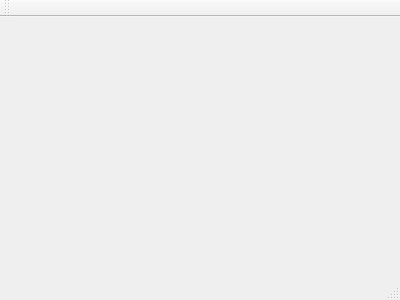
Old version of the form mainwindow.ui in the repository posproger/TCPTestClient.
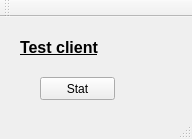
New version of the form.

What changed in the file:
```diff
--- a/mainwindow.ui
+++ b/mainwindow.ui
@@ -1,24 +1,74 @@
 <ui version="4.0">
  <class>MainWindow</class>
- <widget class="QMainWindow" name="MainWindow" >
-  <property name="geometry" >
+ <widget class="QMainWindow" name="MainWindow">
+  <property name="geometry">
    <rect>
     <x>0</x>
     <y>0</y>
-    <width>400</width>
-    <height>300</height>
+    <width>192</width>
+    <height>139</height>
    </rect>
   </property>
   <property name="windowTitle" >
    <string>MainWindow</string>
   </property>
-  <widget class="QMenuBar" name="menuBar" />
-  <widget class="QToolBar" name="mainToolBar" />
-  <widget class="QWidget" name="centralWidget" />
-  <widget class="QStatusBar" name="statusBar" />
+  <widget class="QWidget" name="centralWidget">
+   <widget class="QPushButton" name="pbStat">
+    <property name="geometry">
+     <rect>
+      <x>40</x>
+      <y>60</y>
+      <width>75</width>
+      <height>23</height>
+     </rect>
+    </property>
+    <property name="text">
+     <string>Stat</string>
+    </property>
+   </widget>
+   <widget class="QLabel" name="label">
+    <property name="geometry">
+     <rect>
+      <x>20</x>
+      <y>20</y>
+      <width>151</width>
+      <height>21</height>
+     </rect>
+    </property>
+    <property name="font">
+     <font>
+      <pointsize>12</pointsize>
+      <weight>75</weight>
+      <bold>true</bold>
+      <underline>true</underline>
+     </font>
+    </property>
+    <property name="text">
+     <string>Test client</string>
+    </property>
+   </widget>
+  </widget>
+  <widget class="QMenuBar" name="menuBar">
+   <property name="geometry">
+    <rect>
+     <x>0</x>
+     <y>0</y>
+     <width>192</width>
+     <height>21</height>
+    </rect>
+   </property>
+  </widget>
+  <widget class="QToolBar" name="mainToolBar">
+   <attribute name="toolBarArea">
+    <enum>TopToolBarArea</enum>
+   </attribute>
+   <attribute name="toolBarBreak">
+    <bool>false</bool>
+   </attribute>
+  </widget>
+  <widget class="QStatusBar" name="statusBar"/>
  </widget>
- <layoutDefault spacing="6" margin="11" />
- <pixmapfunction></pixmapfunction>
+ <layoutdefault spacing="6" margin="11"/>
  <resources/>
  <connections/>
 </ui>
```
Left out of the diff: 5 changed lines with no effect on the pictures.
